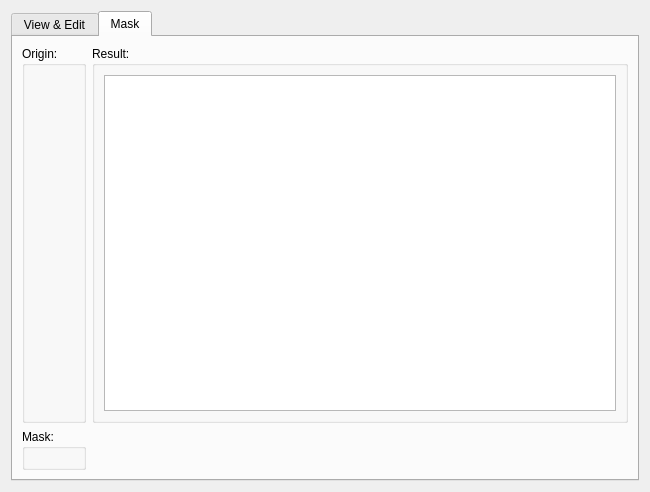
Old version of the form viewer/viewer_widget.ui in the repository verbkinm/WTF_Viewer.
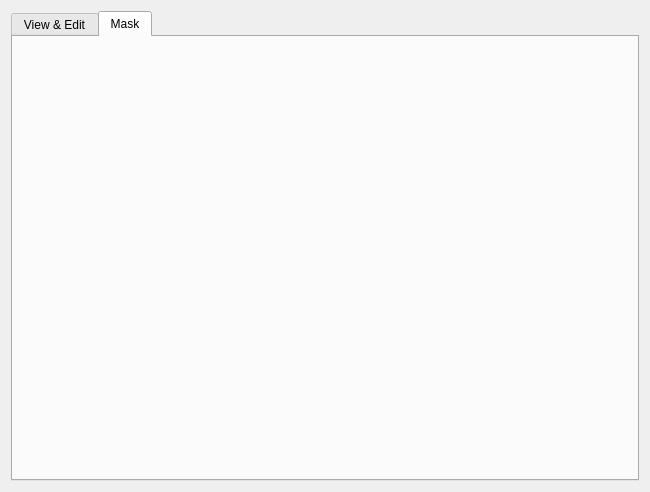
New version of the form. Custom widgets are drawn as their Qt base class.

Commit message: 0.9.8.3 1. ревью кода, вынесены в отдельные классы viewer_button_panel, viewer_data_panel, pix_filter_panel.cpp. 2. Вышеописаные панели не содержатся в памяти при их скрытии 3. Заметно уменьшилось потребление RAM.

```diff
--- a/viewer/viewer_widget.ui
+++ b/viewer/viewer_widget.ui
@@ -39,69 +39,13 @@
       <attribute name="title">
        <string>Mask</string>
       </attribute>
-      <layout class="QGridLayout" name="gridLayout">
-       <item row="0" column="0">
-        <widget class="QGroupBox" name="groupBox">
-         <property name="title">
-          <string>Origin:</string>
-         </property>
-         <layout class="QVBoxLayout" name="verticalLayout">
-          <item>
-           <widget class="Viewer" name="graphicsView_origin" native="true"/>
-          </item>
-         </layout>
-        </widget>
-       </item>
-       <item row="0" column="1">
-        <widget class="QGroupBox" name="groupBox_3">
-         <property name="title">
-          <string>Result:</string>
-         </property>
-         <layout class="QVBoxLayout" name="verticalLayout_3">
-          <item>
-           <widget class="QGraphicsView" name="graphicsView_Result">
-            <property name="backgroundBrush">
-             <brush brushstyle="SolidPattern">
-              <color alpha="255">
-               <red>200</red>
-               <green>200</green>
-               <blue>200</blue>
-              </color>
-             </brush>
-            </property>
-           </widget>
-          </item>
-         </layout>
-        </widget>
-       </item>
-       <item row="1" column="0">
-        <widget class="QGroupBox" name="groupBox_2">
-         <property name="title">
-          <string>Mask:</string>
-         </property>
-         <layout class="QVBoxLayout" name="verticalLayout_2">
-          <item>
-           <widget class="Viewer" name="mask_viewer" native="true"/>
-          </item>
-         </layout>
-        </widget>
-       </item>
-       <item row="1" column="1">
-        <widget class="MaskSettings" name="mask_settings" native="true"/>
-       </item>
-      </layout>
+      <layout class="QGridLayout" name="gridLayout"/>
      </widget>
     </widget>
    </item>
   </layout>
  </widget>
  <customwidgets>
-  <customwidget>
-   <class>MaskSettings</class>
-   <extends>QWidget</extends>
-   <header>../WTF_Viewer/viewer/masksettings.h</header>
-   <container>1</container>
-  </customwidget>
   <customwidget>
    <class>Viewer</class>
    <extends>QWidget</extends>
```
Left out of the diff: 1 changed line with no effect on the pictures. The commit also changes 19 other files.
